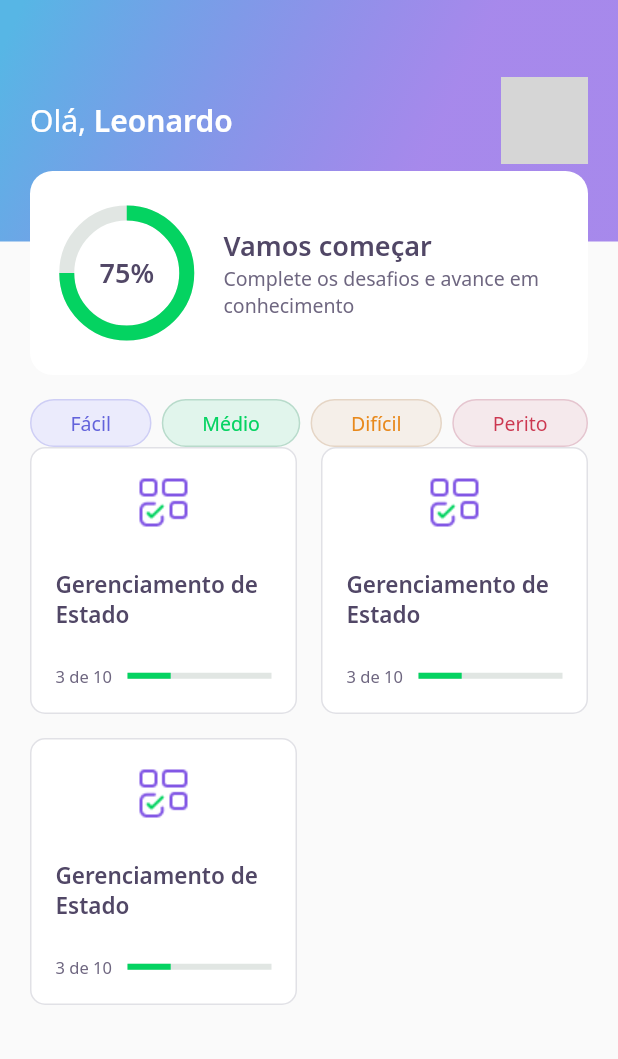
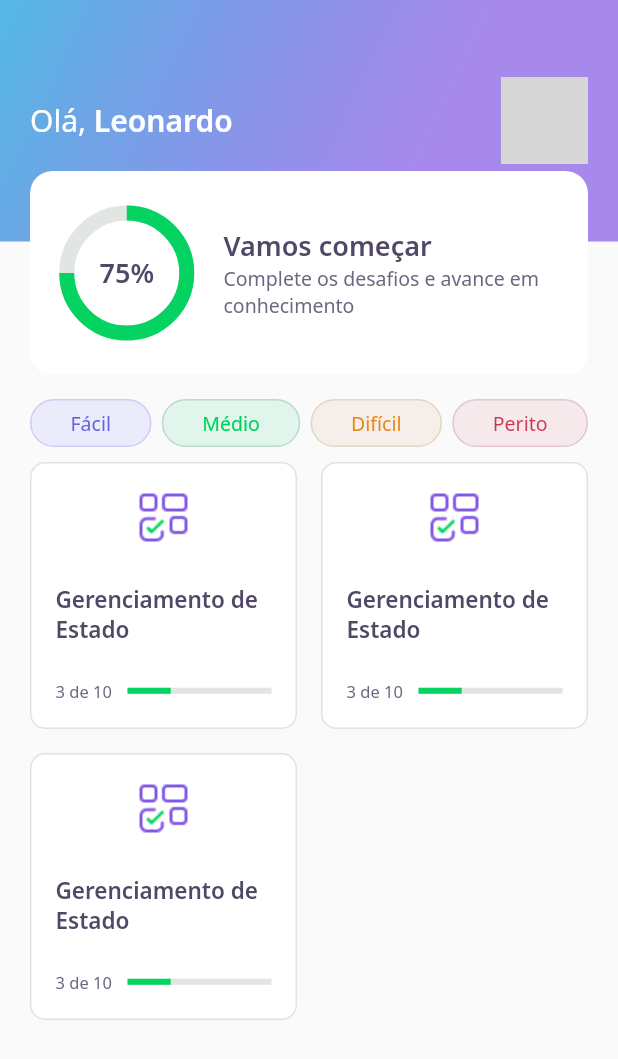
Before and after one commit to leonardoserio/devquiz, a Flutter app: the screen it shows after launch, on a phone screen of 412 x 824 dp. Shown: the top 1059 px of the screen. Run offline on Flutter 3.47's test engine with Material 2 defaults, Android fonts, the phone set to English and light mode, and no system bars; our stand-ins replace google_fonts; network calls fail; grey boxes are pictures that could not be loaded.

Commit message:
add paddin bottom

```diff
--- a/lib/home/widgets/level_button/level_button_widget.dart
+++ b/lib/home/widgets/level_button/level_button_widget.dart
@@ -39,7 +39,9 @@ class LevelButtonWidget extends StatelessWidget {
 
   @override
   Widget build(BuildContext context) {
-    return Container(
+    return Padding(
+      padding: const EdgeInsets.only(bottom: 10),
+      child: Container(
         decoration: BoxDecoration(
           color: color,
           border: Border.fromBorderSide(BorderSide(
@@ -55,6 +57,7 @@ class LevelButtonWidget extends StatelessWidget {
             )
           ),
         )
+      ),
     );
   }
 }
```
Lines whose indentation alone changed are shown as unchanged.
